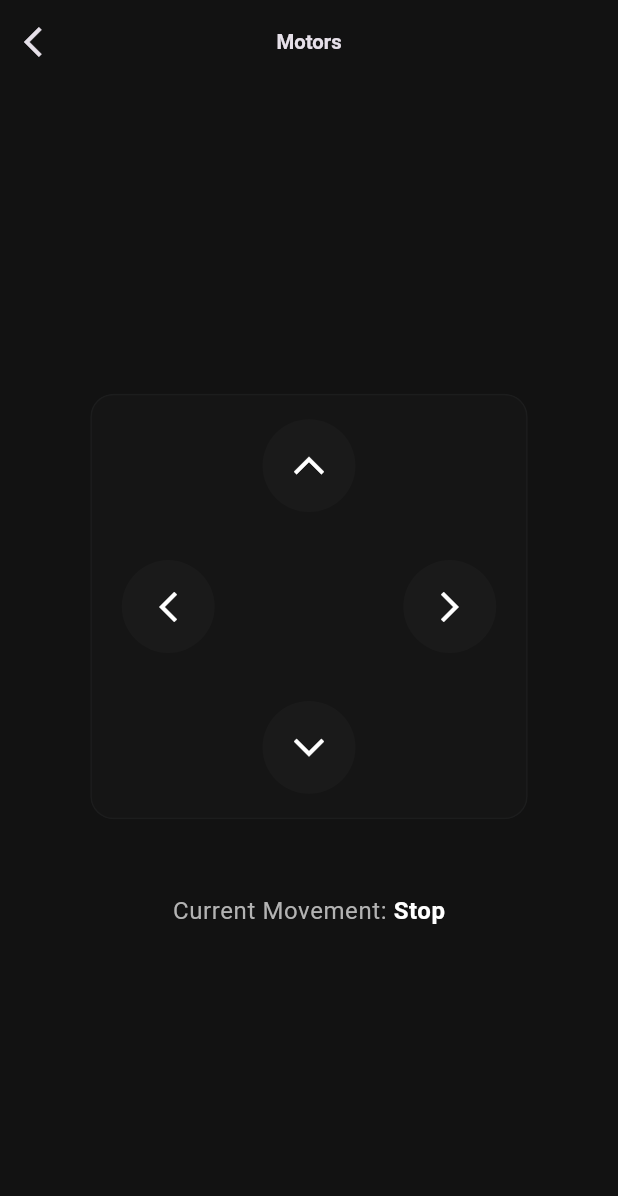
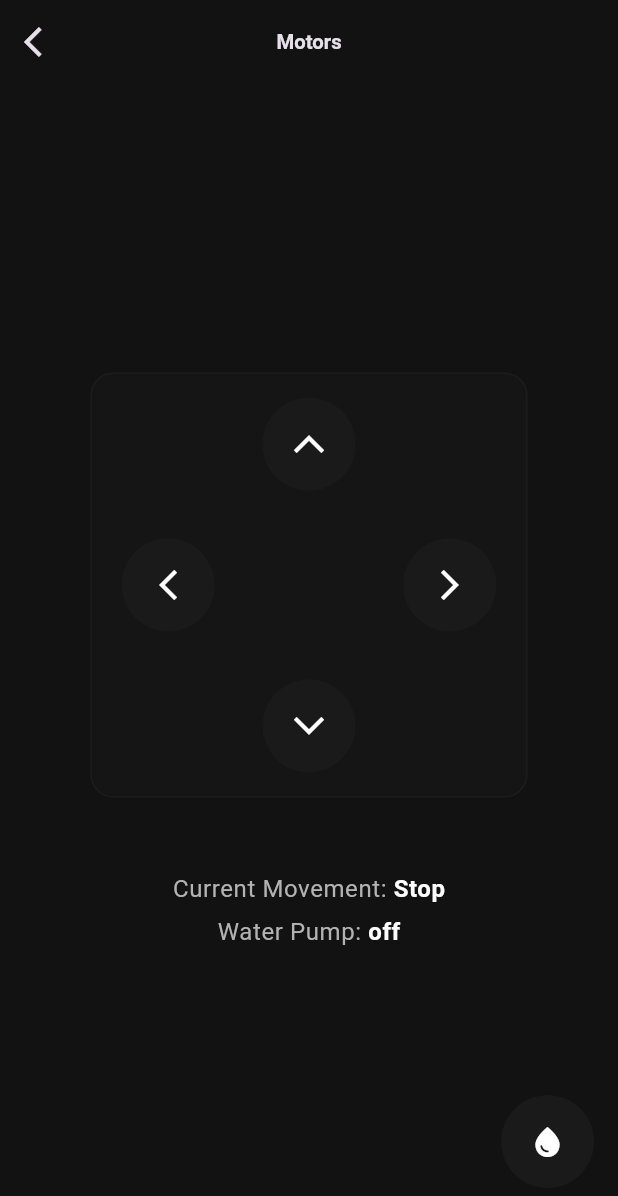
Before and after one commit to OssHeikal/crops_prediction, a Flutter app: the MotorsScreens screen opened directly, on a phone screen of 412 x 824 dp. Shown: the top 1196 px of the screen. Run offline on Flutter 3.47's test engine with Material 3 defaults, Android fonts, the light colour scheme and no system bars; our stand-ins replace animated_flip_counter, device_preview, firebase_core, firebase_database, flutter_screenutil, flutter_staggered_animations and 2 more; accounts and stored records are empty.

Commit message:
feat: Add Water Pump Motor Control Functionality
- Update Motor Model
- Modify Motors Screen
- Enhance Arrow Button Widget
- Update Motor Motion Controller Widget

```diff
--- a/lib/data/models/motor_model.dart
+++ b/lib/data/models/motor_model.dart
@@ -3,12 +3,14 @@ class MotorModel {
   final bool isBackward;
   final bool isLeft;
   final bool isRight;
+  final bool waterPump;
 
   MotorModel({
     required this.isForward,
     required this.isBackward,
     required this.isLeft,
     required this.isRight,
+    this.waterPump = false,
   });
 
   MotorModel copyWith({
@@ -16,12 +18,14 @@ class MotorModel {
     bool? isBackward,
     bool? isLeft,
     bool? isRight,
+    bool? waterPump,
   }) {
     return MotorModel(
       isForward: isForward ?? this.isForward,
       isBackward: isBackward ?? this.isBackward,
       isLeft: isLeft ?? this.isLeft,
       isRight: isRight ?? this.isRight,
+      waterPump: waterPump ?? this.waterPump,
     );
   }
 
@@ -31,6 +35,7 @@ class MotorModel {
       'backward': isBackward,
       'left': isLeft,
       'right': isRight,
+      'water_pump': waterPump,
     };
   }
 
@@ -40,6 +45,7 @@ class MotorModel {
       isBackward: map['backward'],
       isLeft: map['left'],
       isRight: map['right'],
+      waterPump: map['water_pump'],
     );
   }
 }
--- a/lib/presentation/view/screens/motors_screen.dart
+++ b/lib/presentation/view/screens/motors_screen.dart
@@ -1,8 +1,6 @@
 import 'package:crops_prediction/data/datasource/realtime_data_source.dart';
-import 'package:crops_prediction/extensions/context_extension.dart';
+import 'package:crops_prediction/extensions/extensions.dart';
 import 'package:crops_prediction/extensions/string_extension.dart';
-import 'package:crops_prediction/extensions/text_style_extensions.dart';
-import 'package:crops_prediction/extensions/widget_extensions.dart';
 import 'package:flutter/material.dart';
 import 'package:flutter_screenutil/flutter_screenutil.dart';
 
@@ -18,10 +16,22 @@ class MotorsScreens extends StatefulWidget {
 }
 
 class _MotorsScreensState extends State<MotorsScreens> {
+  late final RealtimeDataBase _realtimeDataBase;
+
   final _movement = ValueNotifier(Movement.stop);
+  final _waterPump = ValueNotifier(false);
+
+  @override
+  void initState() {
+    _realtimeDataBase = RealtimeDataBase();
+    super.initState();
+  }
 
   @override
   Widget build(BuildContext context) {
+    return ValueListenableBuilder(
+        valueListenable: _waterPump,
+        builder: (context, waterPump, child) {
           return Scaffold(
             backgroundColor: AppColors.primary,
             appBar: AppBar(
@@ -32,11 +42,24 @@ class _MotorsScreensState extends State<MotorsScreens> {
                 icon: const Icon(Icons.arrow_back_ios),
                 onPressed: () async {
                   Navigator.pop(context);
-            await RealtimeDataBase().move(Movement.stop.motorModel);
+                  await _realtimeDataBase.move(Movement.stop.motorModel.copyWith(waterPump: false));
                 },
               ),
               title: Text('Motors', style: TextStyle(fontSize: 14.sp, fontWeight: FontWeight.bold)),
             ),
+            floatingActionButton: CircleAvatar(
+              radius: 32.r,
+              backgroundColor: waterPump ? AppColors.accent : AppColors.secondary,
+              child: const Icon(Icons.water_drop, color: AppColors.white),
+            ).onTap(() async {
+              if (waterPump) {
+                _waterPump.value = false;
+                await _realtimeDataBase.move(_movement.value.motorModel.copyWith(waterPump: false));
+              } else {
+                _waterPump.value = true;
+                await _realtimeDataBase.move(_movement.value.motorModel.copyWith(waterPump: true));
+              }
+            }, borderRadius: 100.0.borderRadius).paddingVertical(16),
             body: ValueListenableBuilder(
               valueListenable: _movement,
               builder: (context, value, child) {
@@ -45,6 +68,7 @@ class _MotorsScreensState extends State<MotorsScreens> {
                   mainAxisAlignment: MainAxisAlignment.center,
                   children: [
                     MotorMotionController(
+                      waterPump: _waterPump.value,
                       value: _movement.value,
                       onMovementChanged: (movement) => _movement.value = movement,
                     ).paddingHorizontal(20).withGlassEffect(),
@@ -59,10 +83,22 @@ class _MotorsScreensState extends State<MotorsScreens> {
                         Text(value.name.capitalize(), style: context.bodySmall!.bold.s16.setColor(AppColors.white)),
                       ],
                     ),
+                    8.verticalSpace,
+                    Row(
+                      mainAxisAlignment: MainAxisAlignment.center,
+                      children: [
+                        Text(
+                          'Water Pump: ',
+                          style: context.bodySmall!.s16.setColor(AppColors.textSecondary),
+                        ),
+                        Text(waterPump ? 'on' : 'off', style: context.bodySmall!.bold.s16.setColor(AppColors.white)),
+                      ],
+                    ),
                   ],
                 ).paddingHorizontal(20).center();
               },
             ),
           );
+        });
   }
 }
--- a/lib/presentation/view/widgets/arrow_button.dart
+++ b/lib/presentation/view/widgets/arrow_button.dart
@@ -8,11 +8,18 @@ import 'package:flutter_screenutil/flutter_screenutil.dart';
 import '../../../resources/enums.dart';
 
 class ArrowButton extends StatelessWidget {
-  const ArrowButton({super.key, required this.movement, this.value = Movement.stop, required this.onChanged});
+  const ArrowButton({
+    super.key,
+    required this.movement,
+    this.value = Movement.stop,
+    this.waterPump = false,
+    required this.onChanged,
+  });
 
   final Movement movement;
   final Movement value;
   final ValueChanged<Movement> onChanged;
+  final bool waterPump ;
 
   @override
   Widget build(BuildContext context) {
@@ -26,10 +33,10 @@ class ArrowButton extends StatelessWidget {
     ).onTap(() async {
       if (value == movement) {
         onChanged(Movement.stop);
-        await RealtimeDataBase().move(Movement.stop.motorModel);
+        await RealtimeDataBase().move(Movement.stop.motorModel.copyWith(waterPump: waterPump));
       } else {
         onChanged(movement);
-        await RealtimeDataBase().move(movement.motorModel);
+        await RealtimeDataBase().move(movement.motorModel.copyWith(waterPump: waterPump));
       }
     }, borderRadius: 100.0.borderRadius).paddingVertical(16);
   }
--- a/lib/presentation/view/widgets/motor_motion_controller.dart
+++ b/lib/presentation/view/widgets/motor_motion_controller.dart
@@ -5,24 +5,30 @@
 import 'arrow_button.dart';
 
 class MotorMotionController extends StatelessWidget {
-  const MotorMotionController({super.key, required this.onMovementChanged, required this.value});
+  const MotorMotionController({
+    super.key,
+    required this.onMovementChanged,
+    required this.value,
+    required this.waterPump,
+  });
   final ValueChanged onMovementChanged;
   final Movement value;
+  final bool waterPump;
 
   @override
   Widget build(BuildContext context) {
     return Column(
       children: [
-        ArrowButton(value: value, movement: Movement.forward, onChanged: onMovementChanged),
+        ArrowButton(value: value, movement: Movement.forward, onChanged: onMovementChanged, waterPump: waterPump),
         Row(
           mainAxisSize: MainAxisSize.min,
           children: [
-            ArrowButton(value: value, movement: Movement.left, onChanged: onMovementChanged),
+            ArrowButton(value: value, movement: Movement.left, onChanged: onMovementChanged, waterPump: waterPump),
             120.horizontalSpace,
-            ArrowButton(value: value, movement: Movement.right, onChanged: onMovementChanged),
+            ArrowButton(value: value, movement: Movement.right, onChanged: onMovementChanged, waterPump: waterPump),
           ],
         ),
-        ArrowButton(value: value, movement: Movement.backward, onChanged: onMovementChanged),
+        ArrowButton(value: value, movement: Movement.backward, onChanged: onMovementChanged, waterPump: waterPump),
       ],
     );
   }
```
Lines whose indentation alone changed are shown as unchanged.
